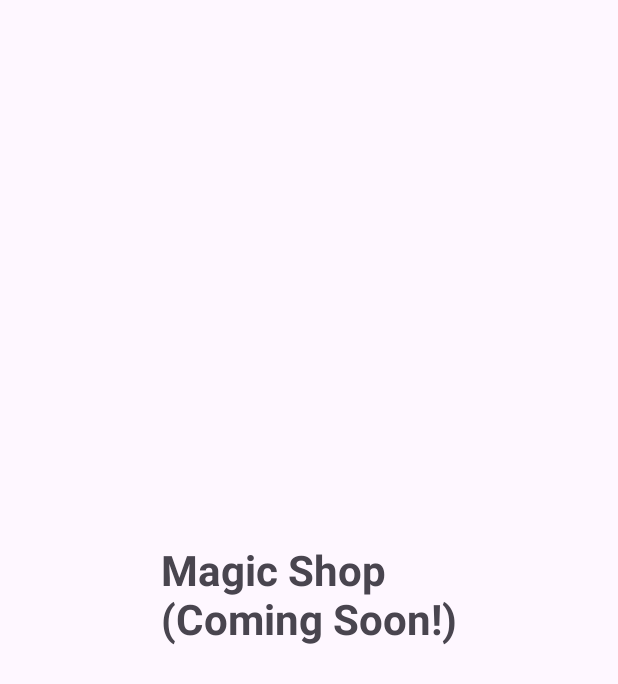
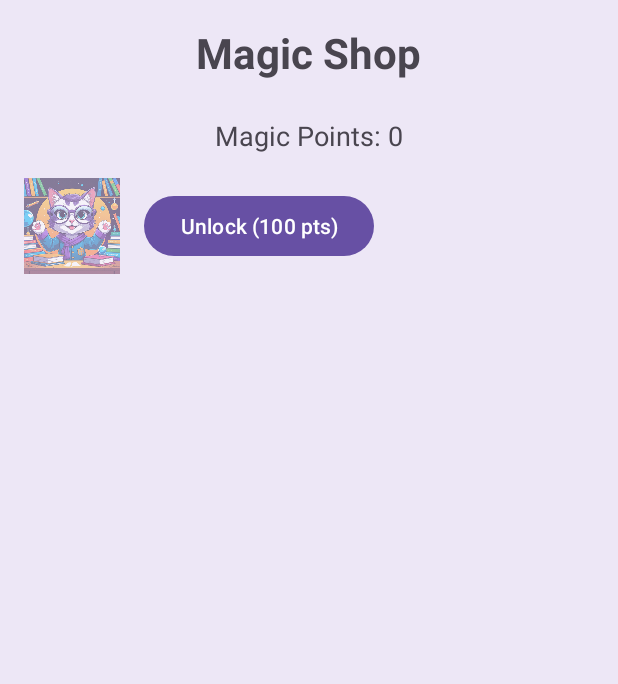
Before and after one commit to Ornella-Gigante/Math-Magic, an Android app: the MagicShopActivity screen opened directly, with no data from a screen before it, on a phone screen of 412 x 824 dp. Shown: the top 684 px of the screen. Run offline under Robolectric (Android 15) with nearby library versions, the phone set to English and light mode, and no system bars.

Commit message:
feat: implement Magic Shop with avatar unlock and magic points system

```diff
--- a/app/src/main/java/es/nellagames/myapplication/MagicShopActivity.java
+++ b/app/src/main/java/es/nellagames/myapplication/MagicShopActivity.java
@@ -1,20 +1,61 @@
 package es.nellagames.myapplication;
 
-
-
+import android.content.SharedPreferences;
 import android.os.Bundle;
+import android.view.View;
+import android.widget.Button;
+import android.widget.ImageView;
 import android.widget.TextView;
+import android.widget.Toast;
 import androidx.appcompat.app.AppCompatActivity;
 
 public class MagicShopActivity extends AppCompatActivity {
+
+    private int magicPoints;
+    private boolean avatar1Unlocked;
 
     @Override
     protected void onCreate(Bundle savedInstanceState) {
         super.onCreate(savedInstanceState);
         setContentView(R.layout.activity_magic_shop);
 
-        TextView shopTitle = findViewById(R.id.text_shop_title);
-        shopTitle.setText("Magic Shop\n(Coming Soon!)");
-        // Extend this activity to allow avatar/background unlocks in the future
+        SharedPreferences prefs = getSharedPreferences("math_magic_prefs", MODE_PRIVATE);
+        magicPoints = prefs.getInt("magic_points", 0);
+        avatar1Unlocked = prefs.getBoolean("avatar1_unlocked", false);
+
+        TextView pointsView = findViewById(R.id.text_points);
+        pointsView.setText("Magic Points: " + magicPoints);
+
+        Button unlockAvatar1 = findViewById(R.id.button_unlock_avatar1);
+        ImageView avatar1 = findViewById(R.id.avatar1);
+
+        if (avatar1Unlocked) {
+            unlockAvatar1.setEnabled(false);
+            unlockAvatar1.setText("Unlocked!");
+            avatar1.setAlpha(1.0f);
+        } else {
+            avatar1.setAlpha(0.5f);
+        }
+
+        unlockAvatar1.setOnClickListener(new View.OnClickListener() {
+            @Override
+            public void onClick(View v) {
+                if (magicPoints >= 100 && !avatar1Unlocked) {
+                    magicPoints -= 100;
+                    avatar1Unlocked = true;
+                    prefs.edit()
+                            .putInt("magic_points", magicPoints)
+                            .putBoolean("avatar1_unlocked", true)
+                            .apply();
+                    pointsView.setText("Magic Points: " + magicPoints);
+                    unlockAvatar1.setEnabled(false);
+                    unlockAvatar1.setText("Unlocked!");
+                    avatar1.setAlpha(1.0f);
+                    Toast.makeText(MagicShopActivity.this, "Avatar unlocked!", Toast.LENGTH_SHORT).show();
+                } else {
+                    Toast.makeText(MagicShopActivity.this, "Not enough points!", Toast.LENGTH_SHORT).show();
+                }
+            }
+        });
     }
 }
--- a/app/src/main/res/layout/activity_magic_shop.xml
+++ b/app/src/main/res/layout/activity_magic_shop.xml
@@ -3,8 +3,9 @@
     android:layout_width="match_parent"
     android:layout_height="match_parent"
     android:orientation="vertical"
-    android:gravity="center"
-    android:padding="16dp">
+    android:gravity="center_horizontal"
+    android:padding="16dp"
+    android:background="#EDE7F6">
 
     <TextView
         android:id="@+id/text_shop_title"
@@ -13,8 +14,39 @@
         android:text="Magic Shop"
         android:textSize="28sp"
         android:textStyle="bold"
-        android:layout_marginBottom="32dp" />
+        android:layout_marginBottom="24dp" />
 
-    <!-- Add avatar/background items here in the future -->
+    <TextView
+        android:id="@+id/text_points"
+        android:layout_width="wrap_content"
+        android:layout_height="wrap_content"
+        android:text="Magic Points: 0"
+        android:textSize="18sp"
+        android:layout_marginBottom="16dp" />
+
+    <!-- Ejemplo de avatar desbloqueable -->
+    <LinearLayout
+        android:layout_width="match_parent"
+        android:layout_height="wrap_content"
+        android:orientation="horizontal"
+        android:gravity="center_vertical"
+        android:layout_marginBottom="16dp">
+
+        <ImageView
+            android:id="@+id/avatar1"
+            android:layout_width="64dp"
+            android:layout_height="64dp"
+            android:src="@drawable/avatar1"
+            android:contentDescription="Avatar 1" />
+
+        <Button
+            android:id="@+id/button_unlock_avatar1"
+            android:layout_width="wrap_content"
+            android:layout_height="wrap_content"
+            android:text="Unlock (100 pts)"
+            android:layout_marginLeft="16dp" />
+    </LinearLayout>
+
+    <!-- Puedes agregar más avatares/fondos aquí -->
 
 </LinearLayout>
```
